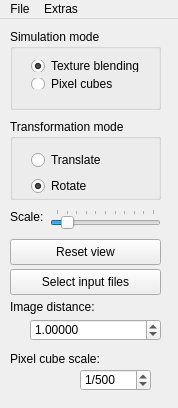
First picture: the form in glxraysim/mainwindow.ui, repository ulikoehler/xraysim, before the edit.
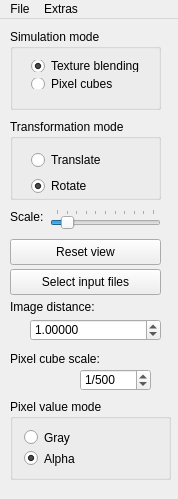
Second picture: the form after the edit.

Commit message: Added pixel value option to select how a pixel value is determinated in pixel cube mode (current options: gray or alpha; alpha is default)

What changed in the file:
```diff
--- a/glxraysim/mainwindow.ui
+++ b/glxraysim/mainwindow.ui
@@ -7,7 +7,7 @@
     <x>0</x>
     <y>0</y>
     <width>178</width>
-    <height>408</height>
+    <height>499</height>
    </rect>
   </property>
   <property name="windowTitle">
@@ -235,6 +235,38 @@
      <number>500</number>
     </property>
    </widget>
+   <widget class="QGroupBox" name="pixelValueModeGroupBox">
+    <property name="geometry">
+     <rect>
+      <x>10</x>
+      <y>380</y>
+      <width>161</width>
+      <height>81</height>
+     </rect>
+    </property>
+    <property name="title">
+     <string>Pixel value mode</string>
+    </property>
+    <layout class="QVBoxLayout" name="verticalLayout_2">
+     <item>
+      <widget class="QRadioButton" name="pixelValueModeGrayRadioButton">
+       <property name="text">
+        <string>Gray</string>
+       </property>
+      </widget>
+     </item>
+     <item>
+      <widget class="QRadioButton" name="pixelValueModeAlphaRadioButton">
+       <property name="text">
+        <string>Alpha</string>
+       </property>
+       <property name="checked">
+        <bool>true</bool>
+       </property>
+      </widget>
+     </item>
+    </layout>
+   </widget>
   </widget>
   <widget class="QMenuBar" name="menuBar">
    <property name="geometry">
```
The commit also changes 4 other files.
